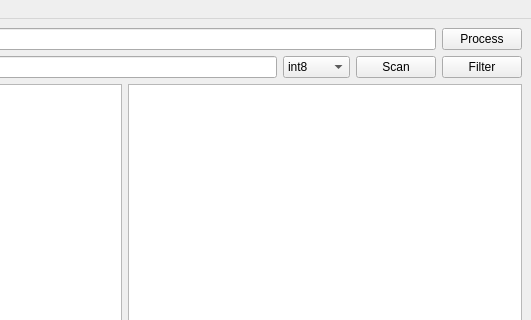
First picture: the form in ui/main-qt.ui, repository allencch/med, before the edit; both pictures show x 269 to 800 and y 0 to 320 of the 800 by 600 pixel window.
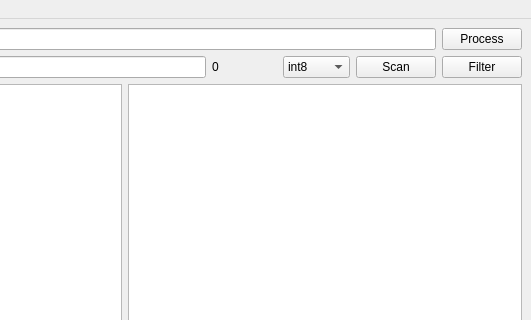
Second picture: the form after the edit.

Commit message:
Ctrl+S to save the JSON
Other shortcut keys including Ctrl+Q.
Show the founded number besides Scan button

```diff
--- a/ui/main-qt.ui
+++ b/ui/main-qt.ui
@@ -53,6 +53,22 @@
       <item>
        <widget class="QLineEdit" name="scanEntry"/>
       </item>
+      <item>
+       <widget class="QLabel" name="found">
+        <property name="minimumSize">
+         <size>
+          <width>65</width>
+          <height>0</height>
+         </size>
+        </property>
+        <property name="toolTip">
+         <string>Number of address found</string>
+        </property>
+        <property name="text">
+         <string>0</string>
+        </property>
+       </widget>
+      </item>
       <item>
        <widget class="QComboBox" name="scanType">
         <item>
```
Left out of the diff: 20 changed lines with no effect on the pictures. The commit also changes 2 other files.
